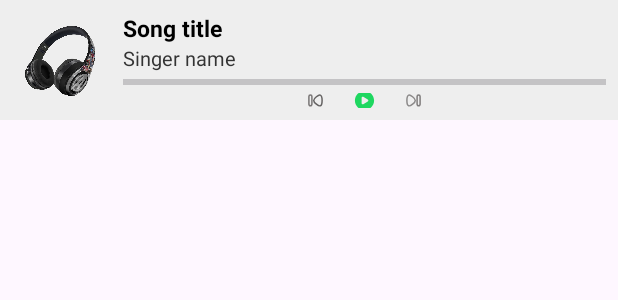
After one commit to ismoil201/spotify-clone, an Android app: the layout notification_media.xml on its own in the app's theme, with its tools: preview values and no code run, on a phone screen of 412 x 824 dp. The commit adds this screen. Shown: the top 300 px of the screen. Run offline under Robolectric (Android 15) with nearby library versions, the phone set to English and light mode, and no system bars.

Commit message:
feat: add advanced MediaPlayerService with RemoteViews notification, seekbar update handler, and music broadcast events

```diff
--- a/app/build.gradle
+++ b/app/build.gradle
@@ -39,6 +39,7 @@ android {
 }
 
 dependencies {
+    implementation "androidx.media:media:1.6.0"
     implementation 'androidx.appcompat:appcompat:1.6.1'
     implementation 'com.google.android.material:material:1.9.0'
     implementation 'androidx.constraintlayout:constraintlayout:2.1.4'
--- a/app/src/main/res/drawable/back_svgrepo_com.xml
+++ b/app/src/main/res/drawable/back_svg_for_notif.xml
@@ -1,5 +1,5 @@
-<vector android:height="30dp" android:viewportHeight="25"
-    android:viewportWidth="25" android:width="30dp" xmlns:android="http://schemas.android.com/apk/res/android">
+<vector android:height="10dp" android:viewportHeight="25"
+    android:viewportWidth="25" android:width="10dp" xmlns:android="http://schemas.android.com/apk/res/android">
     <path android:fillColor="#00000000"
         android:pathData="M20.52,21.32C23.069,20.44 23.52,15.72 23.52,12.41C23.52,9.1 23.09,4.41 20.52,3.51C17.809,2.58 9.52,8.66 9.52,12.41C9.52,16.16 17.809,22.25 20.52,21.32Z"
         android:strokeColor="#646262" android:strokeLineCap="round"
--- a/app/src/main/res/drawable/backward_svgrepo_com.xml
+++ b/app/src/main/res/drawable/backward_svgrepo_com.xml
@@ -1,7 +1,7 @@
-<vector android:height="40dp"
+<vector android:height="25dp"
     android:viewportHeight="24"
     android:viewportWidth="24"
-    android:width="40dp" xmlns:android="http://schemas.android.com/apk/res/android">
+    android:width="25dp" xmlns:android="http://schemas.android.com/apk/res/android">
     <path android:fillColor="#00000000"
         android:pathData="M10.419,8.129L6.139,11.186C5.581,11.585 5.581,12.415 6.139,12.814L10.419,15.87C11.081,16.343 12,15.87 12,15.057V8.943C12,8.13 11.081,7.657 10.419,8.129Z"
         android:strokeColor="#A09F9F" android:strokeLineCap="round"
--- a/app/src/main/res/drawable/next_svgrepo_com.xml
+++ b/app/src/main/res/drawable/next_svg_for_notif.xml
@@ -1,5 +1,5 @@
-<vector android:height="30dp" android:viewportHeight="25"
-    android:viewportWidth="25" android:width="30dp" xmlns:android="http://schemas.android.com/apk/res/android">
+<vector android:height="10dp" android:viewportHeight="25"
+    android:viewportWidth="25" android:width="10dp" xmlns:android="http://schemas.android.com/apk/res/android">
     <path android:fillColor="#00000000"
         android:pathData="M4.48,3.51C1.93,4.39 1.48,9.1 1.48,12.41C1.48,15.72 1.91,20.41 4.48,21.32C7.19,22.25 15.481,16.16 15.481,12.41C15.481,8.66 7.19,2.58 4.48,3.51Z"
         android:strokeColor="#8B8989" android:strokeLineCap="round"
--- a/app/src/main/res/drawable/pause_circle_svgrepo_com.xml
+++ b/app/src/main/res/drawable/pause_svg_for_notif.xml
@@ -1,4 +1,4 @@
-<vector android:height="80dp" android:viewportHeight="24"
-    android:viewportWidth="24" android:width="80dp" xmlns:android="http://schemas.android.com/apk/res/android">
+<vector android:height="15dp" android:viewportHeight="24"
+    android:viewportWidth="24" android:width="15dp" xmlns:android="http://schemas.android.com/apk/res/android">
     <path android:fillColor="#1ED760" android:fillType="evenOdd" android:pathData="M12,22C17.523,22 22,17.523 22,12C22,6.477 17.523,2 12,2C6.477,2 2,6.477 2,12C2,17.523 6.477,22 12,22ZM8.076,8.617C8,8.801 8,9.034 8,9.5V14.5C8,14.966 8,15.199 8.076,15.383C8.178,15.628 8.372,15.822 8.617,15.924C8.801,16 9.034,16 9.5,16C9.966,16 10.199,16 10.383,15.924C10.628,15.822 10.822,15.628 10.924,15.383C11,15.199 11,14.966 11,14.5V9.5C11,9.034 11,8.801 10.924,8.617C10.822,8.372 10.628,8.178 10.383,8.076C10.199,8 9.966,8 9.5,8C9.034,8 8.801,8 8.617,8.076C8.372,8.178 8.178,8.372 8.076,8.617ZM13.076,8.617C13,8.801 13,9.034 13,9.5V14.5C13,14.966 13,15.199 13.076,15.383C13.178,15.628 13.372,15.822 13.617,15.924C13.801,16 14.034,16 14.5,16C14.966,16 15.199,16 15.383,15.924C15.628,15.822 15.822,15.628 15.924,15.383C16,15.199 16,14.966 16,14.5V9.5C16,9.034 16,8.801 15.924,8.617C15.822,8.372 15.628,8.178 15.383,8.076C15.199,8 14.966,8 14.5,8C14.034,8 13.801,8 13.617,8.076C13.372,8.178 13.178,8.372 13.076,8.617Z"/>
 </vector>
--- a/app/src/main/res/drawable/play_circle_svgrepo_com__1_.xml
+++ b/app/src/main/res/drawable/play_svg_for_notif.xml
@@ -1,5 +1,5 @@
-<vector android:height="80dp" android:viewportHeight="24"
-    android:viewportWidth="24" android:width="80dp" xmlns:android="http://schemas.android.com/apk/res/android">
+<vector android:height="15dp" android:viewportHeight="24"
+    android:viewportWidth="24" android:width="15dp" xmlns:android="http://schemas.android.com/apk/res/android">
     <path android:fillColor="#1ED760"
         android:fillType="evenOdd"
         android:pathData="M12,22C17.523,22 22,17.523 22,12C22,6.477 17.523,2 12,2C6.477,2 2,6.477 2,12C2,17.523 6.477,22 12,22ZM10.693,15.846L15.414,13.059C16.195,12.597 16.195,11.403 15.414,10.941L10.693,8.154C9.934,7.706 9,8.289 9,9.213V14.787C9,15.71 9.934,16.294 10.693,15.846Z"/>
--- /dev/null
+++ b/app/src/main/res/drawable/spotify_color_svgrepo_com.xml
@@ -0,0 +1,5 @@
+<vector xmlns:android="http://schemas.android.com/apk/res/android" android:height="24dp" android:viewportHeight="48" android:viewportWidth="48" android:width="24dp">
+
+    <path android:fillColor="#00DA5A" android:fillType="evenOdd" android:pathData="M38.16,21.36C30.48,16.8 17.64,16.32 10.32,18.6C9.12,18.96 7.92,18.24 7.56,17.16C7.2,15.96 7.92,14.76 9,14.4C17.52,11.88 31.56,12.36 40.44,17.64C41.52,18.24 41.88,19.68 41.28,20.76C40.68,21.6 39.24,21.96 38.16,21.36M37.92,28.08C37.32,28.92 36.24,29.28 35.4,28.68C28.92,24.72 19.08,23.52 11.52,25.92C10.56,26.16 9.48,25.68 9.24,24.72C9,23.76 9.48,22.68 10.44,22.44C19.2,19.8 30,21.12 37.44,25.68C38.16,26.04 38.52,27.24 37.92,28.08M35.04,34.68C34.56,35.4 33.72,35.64 33,35.16C27.36,31.68 20.28,30.96 11.88,32.88C11.04,33.12 10.32,32.52 10.08,31.8C9.84,30.96 10.44,30.24 11.16,30C20.28,27.96 28.2,28.8 34.44,32.64C35.28,33 35.4,33.96 35.04,34.68M24,0C10.8,0 0,10.8 0,24C0,37.2 10.8,48 24,48C37.2,48 48,37.2 48,24C48,10.8 37.32,0 24,0" android:strokeColor="#00000000" android:strokeWidth="1"/>
+
+</vector>
--- /dev/null
+++ b/app/src/main/res/drawable/stop_svgrepo_com.xml
@@ -0,0 +1,5 @@
+<vector xmlns:android="http://schemas.android.com/apk/res/android" android:height="24dp" android:viewportHeight="24" android:viewportWidth="24" android:width="24dp">
+
+    <path android:fillColor="#1C274C" android:pathData="M2,12C2,7.286 2,4.929 3.464,3.464C4.929,2 7.286,2 12,2C16.714,2 19.071,2 20.535,3.464C22,4.929 22,7.286 22,12C22,16.714 22,19.071 20.535,20.535C19.071,22 16.714,22 12,22C7.286,22 4.929,22 3.464,20.535C2,19.071 2,16.714 2,12Z"/>
+
+</vector>
--- /dev/null
+++ b/app/src/main/res/layout/notification_media.xml
@@ -0,0 +1,96 @@
+<LinearLayout xmlns:android="http://schemas.android.com/apk/res/android"
+    xmlns:app="http://schemas.android.com/apk/res-auto"
+    android:orientation="horizontal"
+    android:background="#eeeeee"
+    android:padding="8dp"
+    android:layout_width="match_parent"
+    android:layout_height="wrap_content">
+
+    <!-- 🎵 Albom rasmi -->
+    <ImageView
+        android:id="@+id/ivCover"
+        android:layout_width="64dp"
+        android:layout_height="64dp"
+        android:scaleType="centerCrop"
+        android:src="@drawable/img_1" />
+
+    <!-- 🔤 O‘ng tomonda ma'lumot va tugmalar -->
+    <LinearLayout
+        android:orientation="vertical"
+        android:layout_width="0dp"
+        android:layout_weight="1"
+        android:layout_height="match_parent"
+        android:paddingStart="10dp">
+
+        <!-- Qo‘shiq nomi va artist -->
+        <TextView
+            android:id="@+id/tvSongTitle"
+            android:layout_width="match_parent"
+            android:layout_height="wrap_content"
+            android:text="Song title"
+            android:textSize="15sp"
+            android:textStyle="bold"
+            android:textColor="@android:color/black"
+            android:singleLine="true"
+            android:ellipsize="end" />
+
+        <TextView
+            android:id="@+id/tvArtist"
+            android:layout_width="match_parent"
+            android:layout_height="wrap_content"
+            android:text="Singer name"
+            android:textSize="13sp"
+            android:textColor="#333333"
+            android:singleLine="true"
+            android:ellipsize="end" />
+
+        <!-- ✅ RemoteViews uchun ProgressBar -->
+        <ProgressBar
+            android:id="@+id/progressBar"
+            style="?android:attr/progressBarStyleHorizontal"
+            android:layout_width="match_parent"
+            android:layout_height="6dp"
+            android:max="100"
+            android:progress="0"
+            android:progressTint="@android:color/black"
+            android:layout_marginTop="4dp"
+            android:layout_marginBottom="4dp" />
+
+        <!-- Tugmalar -->
+        <LinearLayout
+            android:layout_width="match_parent"
+            android:layout_height="wrap_content"
+            android:gravity="center"
+            android:orientation="horizontal">
+
+            <ImageButton
+                android:id="@+id/btnPrev"
+                android:padding="10dp"
+                android:layout_width="wrap_content"
+                android:layout_height="wrap_content"
+                android:src="@drawable/back_svg_for_notif"
+                android:background="@android:color/transparent"
+                />
+
+            <ImageButton
+                android:id="@+id/btnPlay"
+                android:padding="10dp"
+                android:layout_width="wrap_content"
+                android:layout_height="wrap_content"
+                android:src="@drawable/play_svg_for_notif"
+                android:background="@android:color/transparent"
+
+              />
+
+            <ImageButton
+                android:padding="10dp"
+                android:id="@+id/btnNext"
+                android:layout_width="wrap_content"
+                android:layout_height="wrap_content"
+                android:src="@drawable/next_svg_for_notif"
+                android:background="@android:color/transparent"
+
+            />
+        </LinearLayout>
+    </LinearLayout>
+</LinearLayout>
```
Also changed, not shown: app/src/main/AndroidManifest.xml (+5 -2 lines), app/src/main/java/kr/dev/spofity/MediaPlayerService.kt (+97 -10 lines), app/src/main/java/kr/dev/spofity/PlayerActivity2.java (+78 -74 lines), app/src/main/res/drawable/forward_svgrepo_com__1_.xml (+2 -2 lines), app/src/main/res/layout/activity_pleyer2.xml (+37 -11 lines).
